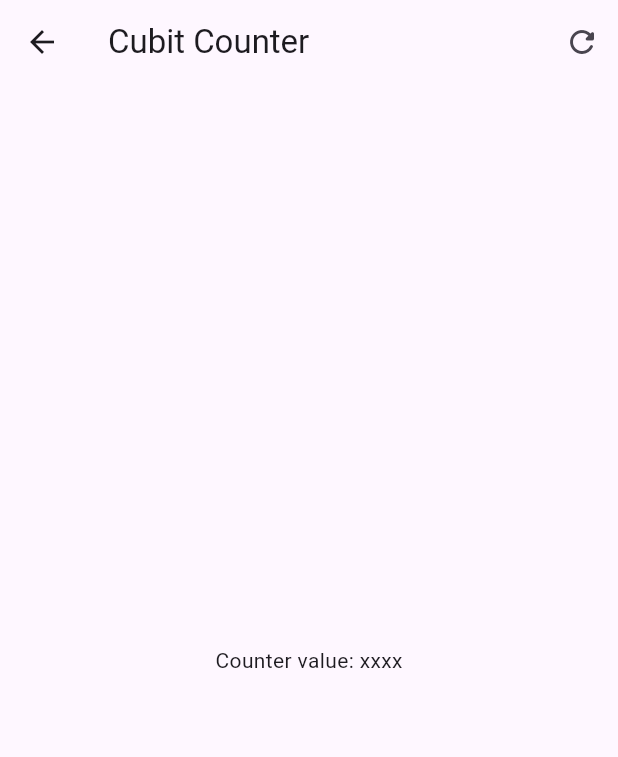
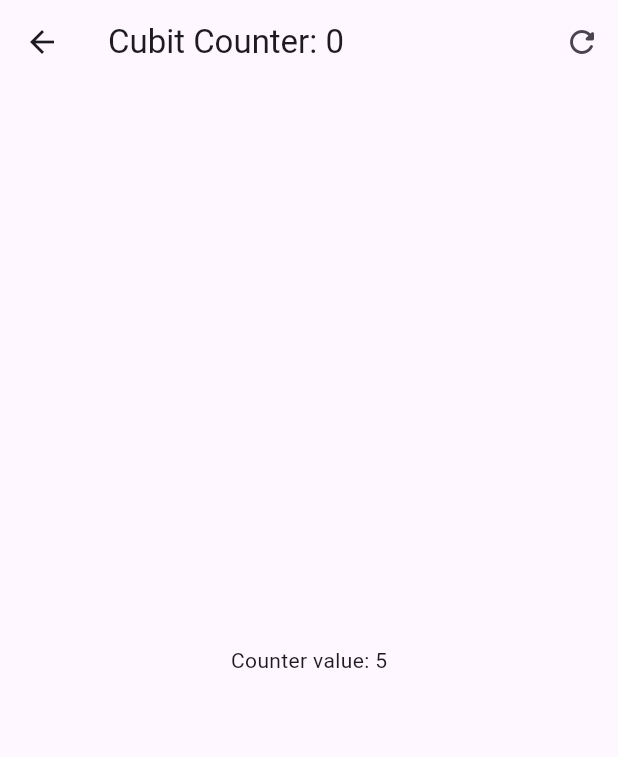
Before and after one commit to vhalvarez/Business-Logic-Component---FlutterBloc-y-Cubits, a Flutter app: the screen it shows after launch, after a tap on "Cubits", on a phone screen of 412 x 824 dp. Shown: the top 757 px of the screen. Run offline on Flutter 3.47's test engine with Material 3 defaults, Android fonts, the light colour scheme and no system bars; our stand-ins replace flutter_bloc, go_router.

Commit message:
consumir y utilizar el counterCubit

```diff
--- a/lib/presentation/screens/cubit_counter_screen.dart
+++ b/lib/presentation/screens/cubit_counter_screen.dart
@@ -1,18 +1,43 @@
 import 'package:flutter/material.dart';
+import 'package:flutter_bloc/flutter_bloc.dart';
+import 'package:forms_app/presentation/blocs/counter_cubit/counter_cubit.dart';
 
 class CubitCounterScreen extends StatelessWidget {
   const CubitCounterScreen({super.key});
 
   @override
   Widget build(BuildContext context) {
+    return BlocProvider(
+      create: (context) => CounterCubit(),
+      child: const _CubitCounterView(),
+    );
+  }
+}
+
+class _CubitCounterView extends StatelessWidget {
+  const _CubitCounterView();
+
+  @override
+  Widget build(BuildContext context) {
+
+    // Access the CounterCubit instance
+    final counterState = context.watch<CounterCubit>().state;
+
+
     return Scaffold(
       appBar: AppBar(
-        title: const Text('Cubit Counter'),
+        title: Text('Cubit Counter: ${counterState.transactionCount}'),
         actions: [
           IconButton(onPressed: () => {}, icon: Icon(Icons.refresh_rounded)),
         ],
       ),
-      body: Center(child: const Text('Counter value: xxxx')),
+      body: Center(
+        child: BlocBuilder<CounterCubit, CounterState>(
+          builder: (context, state) {
+            return Text('Counter value: ${state.counter}');
+          },
+        ),
+      ),
       floatingActionButton: Column(
         mainAxisAlignment: MainAxisAlignment.end,
         children: [
```
